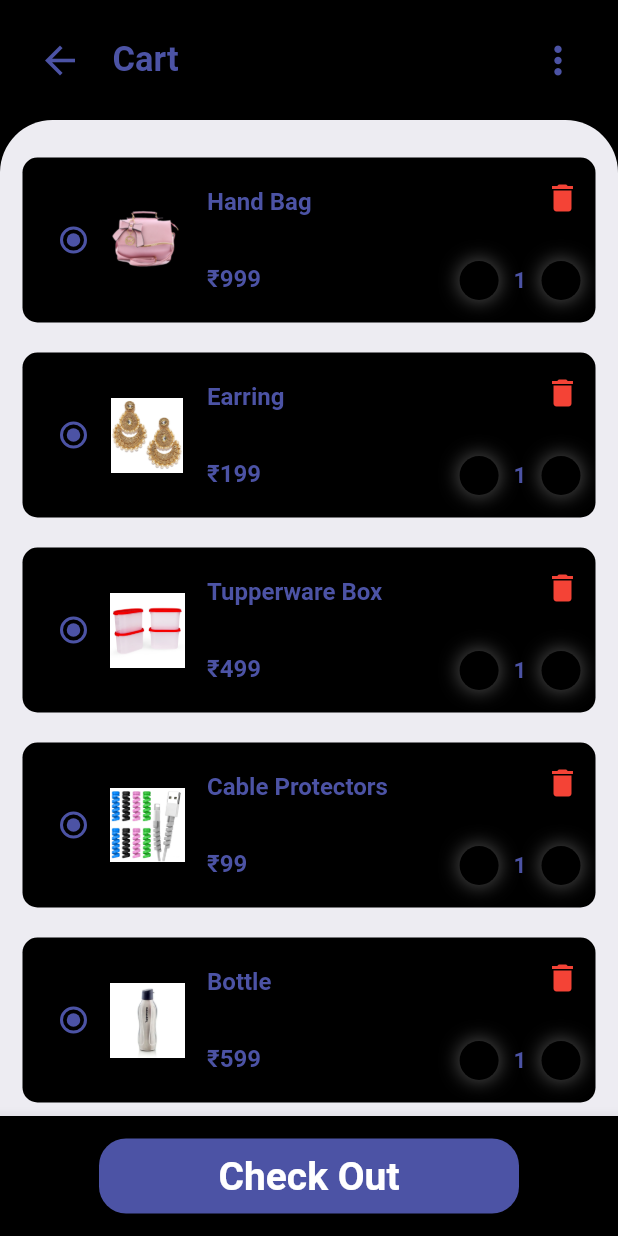
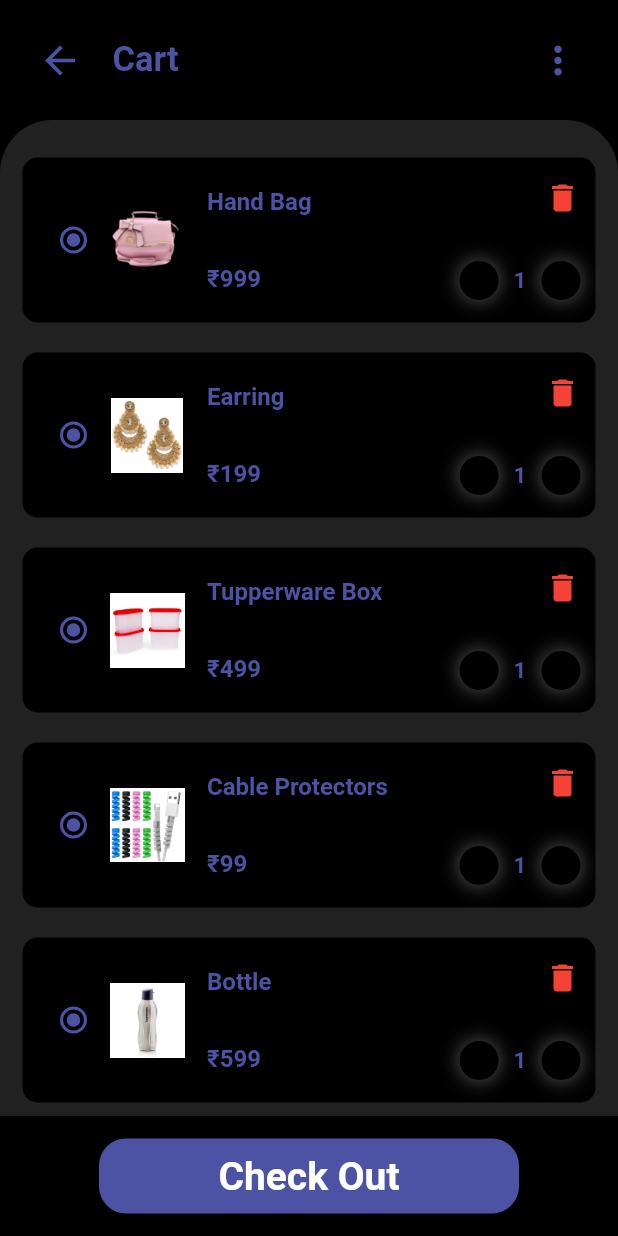
Before and after one commit to TheGrowPalProject/growpal, a Flutter app: the screen it shows after launch, after a tap on the "shopping bag" icon, on a phone screen of 412 x 824 dp. Run offline on Flutter 3.47's test engine with Material 2 defaults, Android fonts, the phone set to English and light mode, and no system bars; our stand-ins replace badges, curved_navigation_bar, firebase_core, flutter_rating_bar, flutter_tts; missing offline and left inert: clippy_flutter; accounts and stored records are empty.

Commit message:
all black theme

```diff
--- a/lib/main.dart
+++ b/lib/main.dart
@@ -30,7 +30,7 @@ class _MyAppState extends State<MyApp> {
     return MaterialApp(
       debugShowCheckedModeBanner: false,
       theme: ThemeData(
-        scaffoldBackgroundColor: Colors.white,
+        scaffoldBackgroundColor: Colors.black,
       ),
       routes: {
         ""
--- a/lib/pages/CartPage.dart
+++ b/lib/pages/CartPage.dart
@@ -24,7 +24,6 @@ class _CartPageState extends State<CartPage> {
   @override
   Widget build(BuildContext context) {
     return Scaffold(
-      backgroundColor: Colors.black,
       body: ListView(
         children: [
           CartAppBar(),
@@ -32,7 +31,7 @@ class _CartPageState extends State<CartPage> {
           Container(
             padding: EdgeInsets.only(top: 15),
             decoration: BoxDecoration(
-              color: Color(0xFFEDECF2),
+              color: Color(0xFF212121),
               borderRadius: BorderRadius.only(
                   topLeft: Radius.circular(35),
                   topRight: Radius.circular(35),
--- a/lib/pages/HomePage.dart
+++ b/lib/pages/HomePage.dart
@@ -37,22 +37,22 @@ class _HomePageState extends State<HomePage> {
           });
         },
         height: 70,
-        color: Color(0xFF4C53A5),
+        color: Color(0xFF000000),
         items: [
           Icon(
               Icons.home,
             size: 30,
-            color: Colors.black,
+            color: Colors.white,
           ),
           Icon(
             CupertinoIcons.cart_fill,
             size: 30,
-            color: Colors.black,
+            color: Colors.white,
           ),
           Icon(
             Icons.list,
             size: 30,
-            color: Colors.black,
+            color: Colors.white,
           ),
         ],
       ),
--- a/lib/pages/Home_Page.dart
+++ b/lib/pages/Home_Page.dart
@@ -25,7 +25,7 @@ class _Home_PageState extends State<Home_Page> {
           Container(
             padding: EdgeInsets.only(top: 15),
             decoration: BoxDecoration(
-              color: Color(0xFFEDECF2),
+              color: Color(0xFF212121),
               borderRadius: BorderRadius.only(
                 topLeft: Radius.circular(35),
                 topRight: Radius.circular(35),
@@ -38,20 +38,19 @@ class _Home_PageState extends State<Home_Page> {
                   padding: EdgeInsets.symmetric(horizontal: 10),
                   height: 50,
                   decoration: BoxDecoration(
-                    color: Colors.black,
                     borderRadius: BorderRadius.circular(30),
                   ),
                   child: Row(
                     children: [
                       Container(
-                        color:Colors.black,
+
                         margin: EdgeInsets.only(left: 5),
                         height: 50,
                         width: 200,
                         child: TextFormField(
                           decoration: InputDecoration(
-                            border: InputBorder.none,
                             hintText: "Search here",
+                            hintStyle: TextStyle(color: Colors.white),
                           ),
                         ),
                       ),
@@ -59,13 +58,12 @@ class _Home_PageState extends State<Home_Page> {
                       Icon(
                         Icons.camera_alt,
                         size: 27,
-                        color: Color(0xFF4C53A5),
+                        color: Color(0xFF000000),
                       ),
                     ],
                   ),
                 ),
                 Container(
-                  color:Colors.black,
                   alignment: Alignment.centerLeft,
                   margin: EdgeInsets.symmetric(
                     vertical: 20,
@@ -76,7 +74,7 @@ class _Home_PageState extends State<Home_Page> {
                     style: TextStyle(
                       fontSize: 25,
                       fontWeight: FontWeight.bold,
-                      color: Color(0xFF4C53A5),
+                      color: Color(0xFFFFFFFF),
                     ),
                   ),
                 ),
@@ -87,7 +85,6 @@ class _Home_PageState extends State<Home_Page> {
 
                 //Items
                 Container(
-                  color:Colors.black,
                   alignment: Alignment.centerLeft,
                   margin: EdgeInsets.symmetric(horizontal: 10, vertical: 20),
                   child: Text(
@@ -95,7 +92,7 @@ class _Home_PageState extends State<Home_Page> {
                     style: TextStyle(
                       fontSize: 25,
                       fontWeight: FontWeight.bold,
-                      color: Color(0xFF4C53A5),
+                      color: Color(0xFFFFFFFF),
                     ),
                   ),
                 ),
--- a/lib/widgets/CategoriesWidget.dart
+++ b/lib/widgets/CategoriesWidget.dart
@@ -34,7 +34,7 @@ class CategoriesWidget extends StatelessWidget {
                   style: TextStyle(
                     fontWeight: FontWeight.bold,
                     fontSize: 17,
-                    color: Color(0xFF4C53A5),/**/
+                    color: Color(0xFFFFFFFF),/**/
                   ),
                 )
               ],
--- a/lib/widgets/HomeAppBar.dart
+++ b/lib/widgets/HomeAppBar.dart
@@ -14,7 +14,7 @@ class HomeAppBar extends StatelessWidget {
           Icon(
             Icons.sort,
             size: 30,
-            color: Color(0xFF4C53A5),
+            color: Color(0xFFFFFFFF),
           ),
           Padding(padding: EdgeInsets.only(
             left: 20
@@ -24,7 +24,7 @@ class HomeAppBar extends StatelessWidget {
               style: TextStyle(
                 fontSize: 23,
                 fontWeight: FontWeight.bold,
-                  color: Color(0xFF4C53A5),
+                  color: Color(0xFFFFFFFF),
               ),
             ),
           ),
@@ -47,7 +47,7 @@ class HomeAppBar extends StatelessWidget {
               child: Icon(
                   Icons.shopping_bag_outlined,
                   size: 30,
-                  color: Color(0xFF4C53A5),
+                  color: Color(0xFFFFFFFF),
               ),
             ),
 
```
